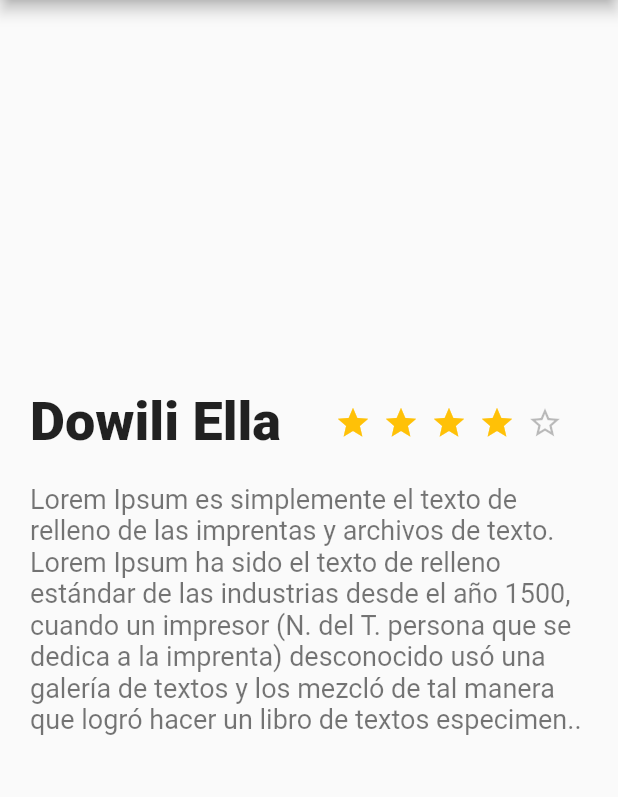
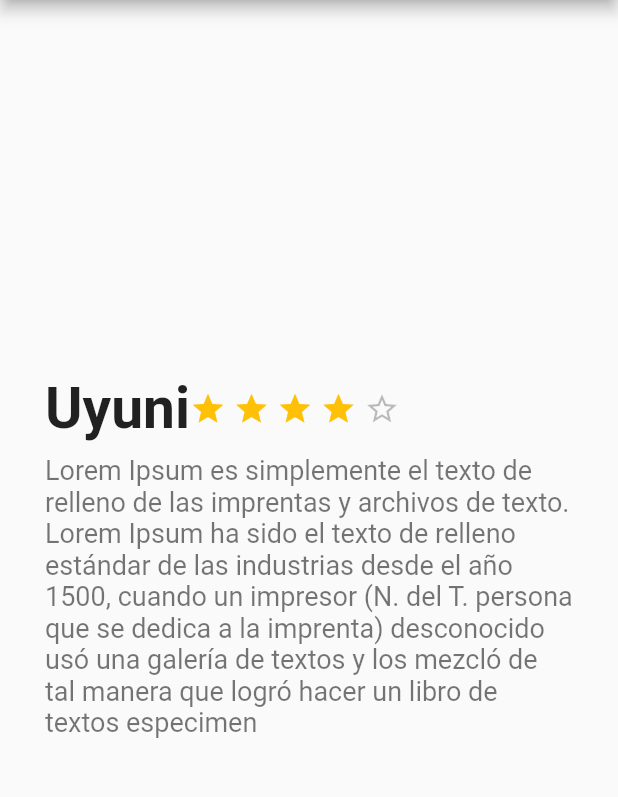
Before and after one commit to RODRIGO-dev012/PROYECTO_PROGRAMACION, a Flutter app: the screen it shows after launch, on a phone screen of 412 x 824 dp, the part 84-881 px from its top. Run offline on Flutter 3.47's test engine with Material 2 defaults, Android fonts, the phone set to English and light mode, and no system bars.

```diff
--- a/lib/description_place.dart
+++ b/lib/description_place.dart
@@ -1,74 +1,82 @@
 import 'package:flutter/material.dart';
 
-class Description_place extends StatelessWidget{
+class DescriptionPlace extends StatelessWidget{
+  //variables
+  String Textotitulo;
+  int cantidadEstrellas;
+  String textoDescripcion;
+
+  DescriptionPlace(this.Textotitulo, this.cantidadEstrellas, this.textoDescripcion);
 
   @override
   Widget build(BuildContext context){
     final titulo = Container(
-      margin: EdgeInsets.only(
-        top: 260,
-        left: 20,
-        right: 28
-      ),
       child: Text(
-        "Dowili Ella",
+        Textotitulo,
         style: TextStyle(
-            fontSize: 36,
-            fontWeight: FontWeight.w900
-
+            fontSize: 38,
+            fontWeight: FontWeight.bold
         ),
       ),
     );
     final estrella = Container(
       margin: EdgeInsets.only(
-          top: 262,
-          left: 8
+        right: 5,
       ),
       child: Icon(
         Icons.star,
         color: Colors.amber,
       ),
     );
-    final estrellaBorder = Container(
+    final estrellaBorde = Container(
       margin: EdgeInsets.only(
-          top: 262,
-          left: 8
+          right: 5
       ),
       child: Icon(
         Icons.star_border,
         color: Colors.black26,
       ),
     );
-    final estrellas = Row(
+
+
+    //fila estrellas
+    List<Container> estrellas =new List();
+    for(int i = 0 ; i < 5 ; i++){
+      if(i < cantidadEstrellas){
+        estrellas.add(estrella);
+      }else{
+        estrellas.add(estrellaBorde);
+      }
+    }
+    final filaEstrellas = Row(
+      children:
+        estrellas,
+    );
+    final finaltitulo = Row(
       children: [
-        estrella,
-        estrella,
-        estrella,
-        estrella,
-        estrellaBorder,
+        titulo,
+        filaEstrellas
       ],
     );
-    final header = Row(
-      children: [
-        titulo,
-        estrellas
-      ],
-    );
-    final description = Container(
-      margin: EdgeInsets.all(20),
+    final descripcion = Container(
+      margin: EdgeInsets.only(
+        top: 8,
+      ),
       child: Text(
-        "Lorem Ipsum es simplemente el texto de relleno de las imprentas y archivos de texto. Lorem Ipsum ha sido el texto de relleno estándar de las industrias desde el año 1500, cuando un impresor (N. del T. persona que se dedica a la imprenta) desconocido usó una galería de textos y los mezcló de tal manera que logró hacer un libro de textos especimen..",
+        textoDescripcion,
         style: TextStyle(
       fontSize: 18,
           color: Colors.black54
         ),
       ),
     );
-    return Column(
-      children: [
-        header,
-        description
+    final descriptionPlace = Column(
+      children: <Widget>[
+        finaltitulo,
+        descripcion
       ],
     );
+
+    return descriptionPlace;
   }
 }
--- a/lib/home.dart
+++ b/lib/home.dart
@@ -5,13 +5,27 @@ import 'description_place.dart';
 class MyHome extends StatelessWidget{
   @override
   Widget build(BuildContext context){
+    final descriptionPlace = Container(
+      margin: EdgeInsets.only(
+        top: 250,
+        left: 30,
+        right: 30
+      ),
+      child: DescriptionPlace("Uyuni",4,"Lorem Ipsum es simplemente el texto de relleno de las imprentas y archivos de texto. Lorem Ipsum ha sido el texto de relleno estándar de las industrias desde el año 1500, cuando un impresor (N. del T. persona que se dedica a la imprenta) desconocido usó una galería de textos y los mezcló de tal manera que logró hacer un libro de textos especimen"),
+    );
+
+
     return Scaffold(
       appBar: AppBar(
         title: Text(
           "My places"
         ),
       ),
-      body: Description_place()
+      body: Stack(
+        children: <Widget>[
+          descriptionPlace
+        ],
+      )
     );
   }
 }
```
